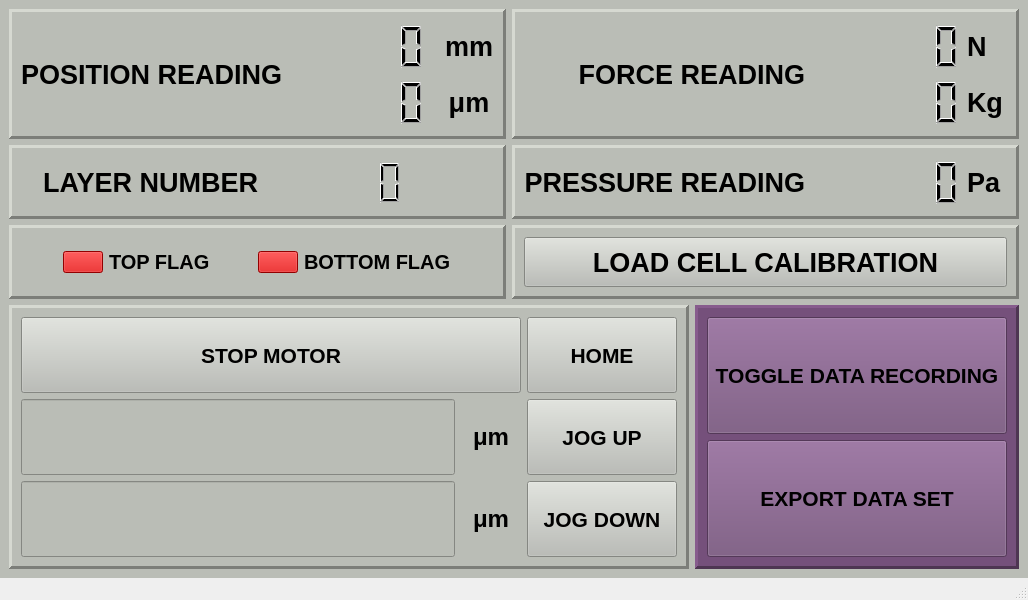
Qt form newBlackBetty.ui (georgeExotic/BlackBetty_v2) before a commit.
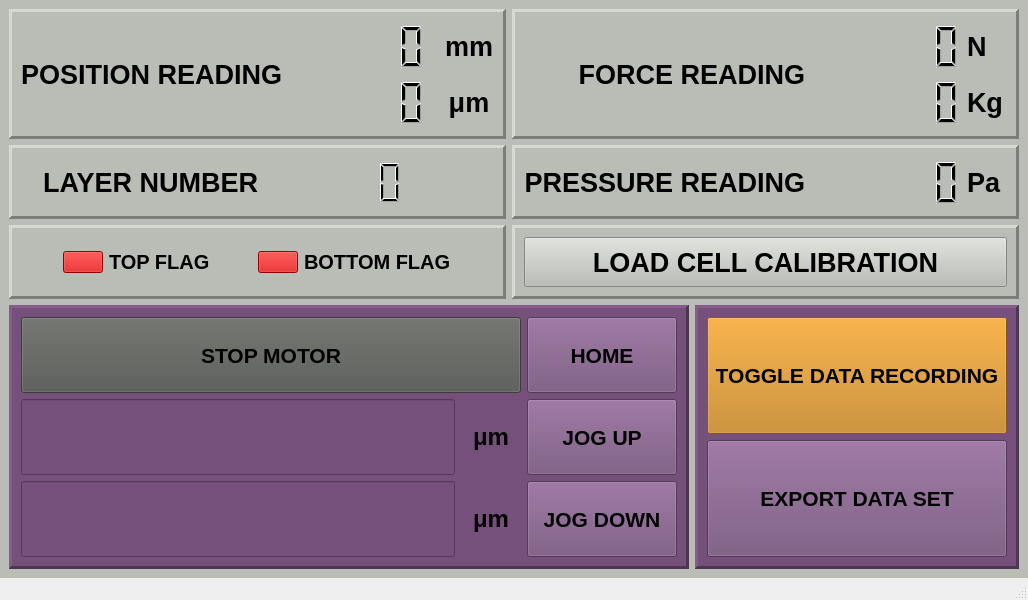
The same form after that commit.

What changed in the file:
```diff
--- a/newBlackBetty.ui
+++ b/newBlackBetty.ui
@@ -798,6 +798,11 @@
      <layout class="QHBoxLayout" name="horizontalLayout_10">
       <item>
        <widget class="QFrame" name="frame_6">
+        <property name="styleSheet">
+         <string notr="true">
+background-color: rgb(117, 80, 123);
+border-color: rgb(193, 125, 17);</string>
+        </property>
         <property name="frameShape">
          <enum>QFrame::Panel</enum>
         </property>
@@ -1034,6 +1039,9 @@
              <bold>true</bold>
             </font>
            </property>
+           <property name="styleSheet">
+            <string notr="true">background-color: rgb(85, 87, 83);</string>
+           </property>
            <property name="text">
             <string>STOP MOTOR</string>
            </property>
@@ -1080,6 +1088,9 @@
                <bold>true</bold>
               </font>
              </property>
+             <property name="styleSheet">
+              <string notr="true">background-color: rgb(193, 125, 17);</string>
+             </property>
              <property name="text">
               <string>TOGGLE DATA RECORDING</string>
              </property>
```
